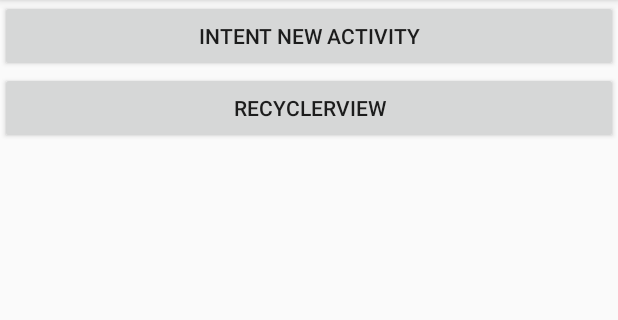
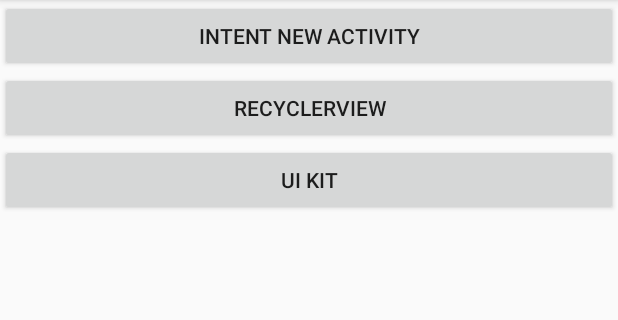
Before and after one commit to phirumtan/First-Application, an Android app: the screen it shows after launch (MainActivity), on a phone screen of 412 x 824 dp, the part 84-404 px from its top. Run offline under Robolectric (Android 15) with nearby library versions, the phone set to English and light mode, and no system bars.

```diff
--- a/app/src/main/java/com/example/tanphirum/firstapplication/MainActivity.java
+++ b/app/src/main/java/com/example/tanphirum/firstapplication/MainActivity.java
@@ -1,11 +1,9 @@
 package com.example.tanphirum.firstapplication;
 
-import android.annotation.SuppressLint;
 import android.content.Context;
 import android.content.Intent;
 import android.os.Bundle;
 import android.support.v7.app.AppCompatActivity;
-import android.support.v7.widget.AppCompatButton;
 import android.view.View;
 import android.widget.Button;
 
@@ -14,7 +12,7 @@ public class MainActivity extends AppCompatActivity implements View.OnClickListe
     private static final String LOG_TAG = MainActivity.class.getSimpleName(); // constant tag log message
 
     private Button mBtnNewIntent;
-    private Button mBtnRecyclerView;
+    private Button mBtnRecyclerView, mBtnUIKit;
 
     @Override
     protected void onCreate(Bundle savedInstanceState) {
@@ -23,9 +21,11 @@ public class MainActivity extends AppCompatActivity implements View.OnClickListe
 
         mBtnNewIntent = findViewById(R.id.btn_new_intent);
         mBtnRecyclerView = findViewById(R.id.btn_recyclerview);
+        mBtnUIKit = findViewById(R.id.btn_uikit);
 
         mBtnNewIntent.setOnClickListener(this);
         mBtnRecyclerView.setOnClickListener(this);
+        mBtnUIKit.setOnClickListener(this);
     }
 
     @Override
@@ -37,10 +37,11 @@ public class MainActivity extends AppCompatActivity implements View.OnClickListe
             case R.id.btn_recyclerview:
                 intent(v.getContext(), RecycleViewActivity.class);
                 break;
+            case R.id.btn_uikit:
+                intent(v.getContext(), UIKitActivity.class);
+                break;
         }
     }
-
-
 
     private void intent(Context context, Class clsName) {
         startActivity(new Intent(context, clsName));
--- a/app/src/main/res/layout/activity_main.xml
+++ b/app/src/main/res/layout/activity_main.xml
@@ -21,4 +21,13 @@
         app:layout_constraintTop_toBottomOf="@+id/btn_new_intent"
         app:layout_constraintEnd_toEndOf="parent"
         app:layout_constraintStart_toStartOf="parent"/>
+
+    <Button
+        android:id="@+id/btn_uikit"
+        android:layout_width="match_parent"
+        android:layout_height="wrap_content"
+        android:text="UI Kit"
+        app:layout_constraintTop_toBottomOf="@+id/btn_recyclerview"
+        app:layout_constraintEnd_toEndOf="parent"
+        app:layout_constraintStart_toStartOf="parent"/>
 </android.support.constraint.ConstraintLayout>
--- a/app/src/main/res/layout/activity_uikit.xml
+++ b/app/src/main/res/layout/activity_uikit.xml
@@ -90,6 +90,7 @@
                 app:layout_constraintStart_toStartOf="parent">
 
                 <android.support.design.widget.TextInputEditText
+                    android:maxLength="14"
                     android:id="@+id/edt_phone"
                     android:layout_width="match_parent"
                     android:layout_height="wrap_content"
```
Also changed, not shown: app/src/main/java/com/example/tanphirum/firstapplication/RecycleViewActivity.java (+12 -1 lines), app/src/main/java/com/example/tanphirum/firstapplication/UIKitActivity.java (+9 -1 lines), app/src/main/java/com/example/tanphirum/firstapplication/adapter/ListAdapter.java (+7 -1 lines).
